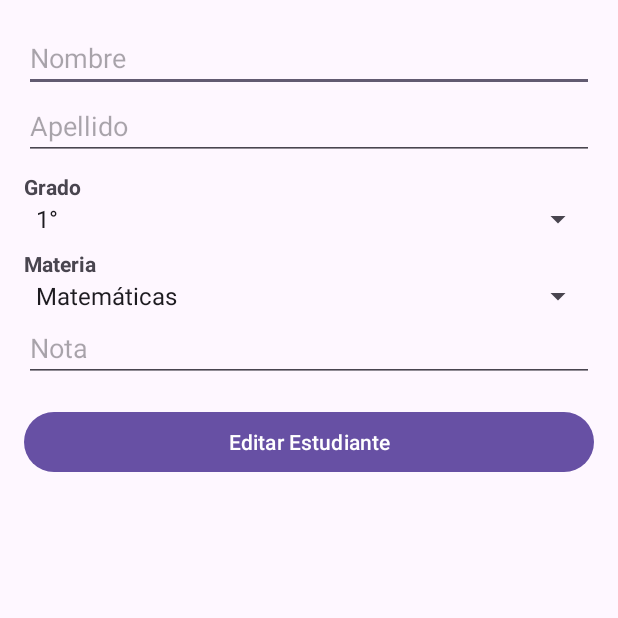
After one commit to AlbertoAlas03/Desafio-practicoII-DSM, an Android app: the EditarEstudianteActivity screen opened directly, with no data from a screen before it, on a phone screen of 412 x 824 dp, the top half of it. The commit adds this screen. Run offline under Robolectric (Android 15) with nearby library versions, the phone set to English and light mode, and no system bars; our stand-ins replace Firebase (no records; nobody signed in at launch, a user with empty details on screens opened directly).

Commit message:
Editar y Eliminar funcional en la lista

```diff
--- a/app/src/main/AndroidManifest.xml
+++ b/app/src/main/AndroidManifest.xml
@@ -12,6 +12,9 @@
         android:supportsRtl="true"
         android:theme="@style/Theme.DesafiopracticoII"
         tools:targetApi="31">
+        <activity
+            android:name=".EditarEstudianteActivity"
+            android:exported="false" />
         <activity
             android:name=".ListaEstudiantesActivity"
             android:exported="false" />
--- a/app/src/main/java/com/example/desafio_practicoii/AgregarEstudianteActivity.kt
+++ b/app/src/main/java/com/example/desafio_practicoii/AgregarEstudianteActivity.kt
@@ -81,7 +81,7 @@ class AgregarEstudianteActivity : AppCompatActivity() {
                 limpiarCampos()
                 val intent = Intent(this, MainActivity::class.java)
                 startActivity(intent)
-
+                finish()
             }.addOnFailureListener{
                 Toast.makeText(this,"Error al guardar",Toast.LENGTH_SHORT).show()
             }
@@ -116,6 +116,7 @@ class AgregarEstudianteActivity : AppCompatActivity() {
 
                         val intent = Intent(this, LoginActivity::class.java)
                         startActivity(intent)
+                        finish()
 
                     }
                 }.setNegativeButton("Cancelar", null).show()
--- /dev/null
+++ b/app/src/main/java/com/example/desafio_practicoii/EditarEstudianteActivity.kt
@@ -0,0 +1,98 @@
+package com.example.desafio_practicoii
+
+import android.content.Intent
+import android.os.Bundle
+import android.widget.ArrayAdapter
+import android.widget.EditText
+import android.widget.Spinner
+import android.widget.Button
+import android.widget.Toast
+import androidx.appcompat.app.AppCompatActivity
+import com.example.desafio_practicoii.estudiante.Estudiante
+import com.google.firebase.database.DatabaseReference
+import com.google.firebase.database.FirebaseDatabase
+
+class EditarEstudianteActivity : AppCompatActivity() {
+
+    private lateinit var txtNombre: EditText
+    private lateinit var txtApellido: EditText
+    private lateinit var spinnerMaterias: Spinner
+    private lateinit var spinnerGrados: Spinner
+    private lateinit var txtNota: EditText
+    private lateinit var btnGuardar: Button
+
+    private lateinit var estudianteId: String
+
+    private val db = FirebaseDatabase.getInstance().getReference("estudiantes")
+
+    override fun onCreate(savedInstanceState: Bundle?) {
+        super.onCreate(savedInstanceState)
+        setContentView(R.layout.activity_editar_estudiante)
+
+        txtNombre = findViewById(R.id.txtEditarNombre)
+        txtApellido = findViewById(R.id.txtEditarApellido)
+        spinnerMaterias = findViewById(R.id.spinnerEditarMaterias)
+        spinnerGrados = findViewById(R.id.spinnerEditarGrados)
+        txtNota = findViewById(R.id.txtEditarNota)
+        btnGuardar = findViewById(R.id.btnEditarGuardar)
+
+        configurarSpinners()
+        estudianteId = intent.getStringExtra("ESTUDIANTE_ID") ?: ""
+        val nombre = intent.getStringExtra("NOMBRE") ?: ""
+        val apellido = intent.getStringExtra("APELLIDO") ?: ""
+        val materia = intent.getStringExtra("MATERIA") ?: ""
+        val grado = intent.getStringExtra("GRADO") ?: ""
+        val nota = intent.getStringExtra("NOTA") ?: ""
+
+        txtNombre.setText(nombre)
+        txtApellido.setText(apellido)
+        val materiaPosition = (spinnerMaterias.adapter as ArrayAdapter<String>).getPosition(materia)
+        spinnerMaterias.setSelection(materiaPosition)
+        val gradoPosition = (spinnerGrados.adapter as ArrayAdapter<String>).getPosition(grado)
+        spinnerGrados.setSelection(gradoPosition)
+        txtNota.setText(nota)
+
+        btnGuardar.setOnClickListener {
+            actualizarEstudiante()
+        }
+    }
+
+    private fun configurarSpinners() {
+        val materias = listOf("Matemáticas", "Ciencias", "Historia", "Inglés", "Sociales")
+        val grados = listOf("1°", "2°", "3°", "4°", "5°", "6°", "7°", "8°", "9°")
+
+        val adapterMaterias = ArrayAdapter(this, android.R.layout.simple_spinner_item, materias)
+        adapterMaterias.setDropDownViewResource(android.R.layout.simple_spinner_dropdown_item)
+        spinnerMaterias.adapter = adapterMaterias
+
+        val adapterGrados = ArrayAdapter(this, android.R.layout.simple_spinner_item, grados)
+        adapterGrados.setDropDownViewResource(android.R.layout.simple_spinner_dropdown_item)
+        spinnerGrados.adapter = adapterGrados
+    }
+
+    private fun actualizarEstudiante() {
+        val nombre = txtNombre.text.toString().trim()
+        val apellido = txtApellido.text.toString().trim()
+        val materia = spinnerMaterias.selectedItem.toString()
+        val grado = spinnerGrados.selectedItem.toString()
+        val nota = txtNota.text.toString().trim().toDoubleOrNull()
+
+        if (nombre.isEmpty() || apellido.isEmpty() || nota == null || nota > 10 || nota < 0) {
+            Toast.makeText(this, "Todos los campos son obligatorios y tienen que estar en el rango", Toast.LENGTH_SHORT).show()
+            return
+        }
+
+
+        val estudiante = Estudiante(nombre, apellido, grado, materia, nota.toString())
+
+
+        db.child(estudianteId).setValue(estudiante).addOnSuccessListener {
+            Toast.makeText(this, "Estudiante actualizado con éxito", Toast.LENGTH_SHORT).show()
+            val intent = Intent(this, MainActivity::class.java)
+            startActivity(intent)
+            finish()
+        }.addOnFailureListener {
+            Toast.makeText(this, "Error al actualizar estudiante", Toast.LENGTH_SHORT).show()
+        }
+    }
+}
--- a/app/src/main/java/com/example/desafio_practicoii/LoginActivity.kt
+++ b/app/src/main/java/com/example/desafio_practicoii/LoginActivity.kt
@@ -61,6 +61,7 @@ auth.signInWithEmailAndPassword(email, password).addOnCompleteListener{ task ->
         Toast.makeText(this, "Bienvenido!", Toast.LENGTH_LONG).show()
         val intent = Intent(this, MainActivity::class.java)
         startActivity(intent)
+        finish()
     }else{
         Toast.makeText(this, "Error en el inicio de sesión, verifique las credenciales ingresadas", Toast.LENGTH_LONG).show()
     }
@@ -73,5 +74,6 @@ auth.signInWithEmailAndPassword(email, password).addOnCompleteListener{ task ->
     private fun goToRegister(){
 val intent = Intent(this, RegisterActivity::class.java)
     startActivity(intent)
+        finish()
     }
 }
--- a/app/src/main/java/com/example/desafio_practicoii/MainActivity.kt
+++ b/app/src/main/java/com/example/desafio_practicoii/MainActivity.kt
@@ -30,11 +30,13 @@ class MainActivity : AppCompatActivity() {
         btnAgregar.setOnClickListener {
             val intent = Intent(this, AgregarEstudianteActivity::class.java)
             startActivity(intent)
+            finish()
         }
 
         btnListar.setOnClickListener {
             val intent = Intent(this, ListaEstudiantesActivity::class.java)
             startActivity(intent)
+            finish()
         }
     }
 
@@ -56,7 +58,7 @@ R.id.sing_out -> {
 
             val intent = Intent(this, LoginActivity::class.java)
             startActivity(intent)
-
+            finish()
         }
     }.setNegativeButton("Cancelar", null).show()
 }
--- a/app/src/main/java/com/example/desafio_practicoii/RegisterActivity.kt
+++ b/app/src/main/java/com/example/desafio_practicoii/RegisterActivity.kt
@@ -37,7 +37,7 @@ class RegisterActivity : AppCompatActivity() {
         authStateListener = FirebaseAuth.AuthStateListener { auth ->
             if (auth.currentUser != null) {
                 startActivity(Intent(this, MainActivity::class.java))
-
+                finish()
             }
         }
 
@@ -84,6 +84,7 @@ Toast.makeText(this,"La contraseña debe tener al menos 6 caracteres", Toast.LEN
     private fun goToLogin(){
 val intent = Intent(this, LoginActivity::class.java)
     startActivity(intent)
+    finish()
     }
 
     override fun onResume(){
--- /dev/null
+++ b/app/src/main/res/layout/activity_editar_estudiante.xml
@@ -0,0 +1,65 @@
+<?xml version="1.0" encoding="utf-8"?>
+<LinearLayout
+    xmlns:android="http://schemas.android.com/apk/res/android"
+    xmlns:app="http://schemas.android.com/apk/res-auto"
+    xmlns:tools="http://schemas.android.com/tools"
+    android:layout_width="match_parent"
+    android:layout_height="match_parent"
+    android:orientation="vertical"
+    android:padding="16dp"
+    tools:context=".EditarEstudianteActivity">
+
+    <EditText
+        android:id="@+id/txtEditarNombre"
+        android:layout_width="match_parent"
+        android:layout_height="wrap_content"
+        android:hint="@string/editarNombre"
+        android:inputType="textPersonName"/>
+
+    <EditText
+        android:id="@+id/txtEditarApellido"
+        android:layout_width="match_parent"
+        android:layout_height="wrap_content"
+        android:hint="@string/editarApellido"
+        android:inputType="textPersonName"/>
+
+    <TextView
+        android:layout_width="wrap_content"
+        android:layout_height="wrap_content"
+        android:text="@string/editarGrado"
+        android:textStyle="bold"
+        android:paddingTop="8dp"/>
+
+    <Spinner
+        android:id="@+id/spinnerEditarGrados"
+        android:layout_width="match_parent"
+        android:layout_height="wrap_content"/>
+
+    <TextView
+        android:layout_width="wrap_content"
+        android:layout_height="wrap_content"
+        android:text="@string/editarMateria"
+        android:textStyle="bold"
+        android:paddingTop="8dp"/>
+
+    <Spinner
+        android:id="@+id/spinnerEditarMaterias"
+        android:layout_width="match_parent"
+        android:layout_height="wrap_content"/>
+
+    <EditText
+        android:id="@+id/txtEditarNota"
+        android:layout_width="match_parent"
+        android:layout_height="wrap_content"
+        android:hint="@string/agregarNota"
+        android:inputType="numberDecimal"/>
+
+    <Button
+        android:id="@+id/btnEditarGuardar"
+        android:layout_width="match_parent"
+        android:layout_height="wrap_content"
+        android:text="@string/editarGuardar"
+        android:textColor="@android:color/white"
+        android:layout_marginTop="16dp"/>
+
+</LinearLayout>
--- a/app/src/main/res/layout/activity_listar_estudiantes.xml
+++ b/app/src/main/res/layout/activity_listar_estudiantes.xml
@@ -21,8 +21,9 @@
         android:layout_height="wrap_content"
         android:text="Filtrar" />
 
-    <ListView
-        android:id="@+id/listViewEstudiantes"
+    <androidx.recyclerview.widget.RecyclerView
+        android:id="@+id/recyclerViewEstudiantes"
         android:layout_width="match_parent"
         android:layout_height="wrap_content" />
+
 </LinearLayout>
--- a/app/src/main/res/values/strings.xml
+++ b/app/src/main/res/values/strings.xml
@@ -16,10 +16,18 @@
     <string name="agregarGrado">Grado</string>
     <string name="agregarMateria">Materia</string>
     <string name="agregarGuardar">Agregar Estudiante</string>
+    <string name="editarNombre">Nombre</string>
+    <string name="editarApellido">Apellido</string>
+    <string name="editarNota">Nota</string>
+    <string name="editarGrado">Grado</string>
+    <string name="editarMateria">Materia</string>
+    <string name="editarGuardar">Editar Estudiante</string>
     <string name="mainAgregar">Agregar estudiante</string>
     <string name="mainListar">Lista de estudiantes</string>
     <string name="itemNombre">Nombre: </string>
     <string name="itemNota">Nota: </string>
     <string name="itemGrado">Grado: </string>
     <string name="itemMateria">Materia: </string>
+    <string name="itemEliminar">Eliminar </string>
+    <string name="itemEditar">Editar </string>
 </resources>
```
Also changed, not shown: app/src/main/java/com/example/desafio_practicoii/EstudianteAdapter.kt (+72 -18 lines), app/src/main/java/com/example/desafio_practicoii/ListaEstudiantesActivity.kt (+21 -10 lines), app/src/main/res/layout/activity_item_estudiante.xml (+15 -0 lines).
